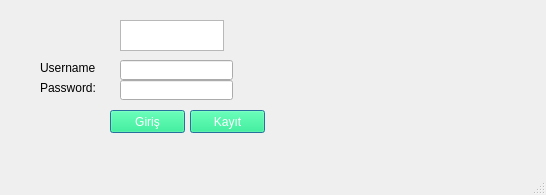
This is mainwindow.ui in furkankamer/BitcoinWallet as Qt 5 draws it before an edit. The edited form follows.
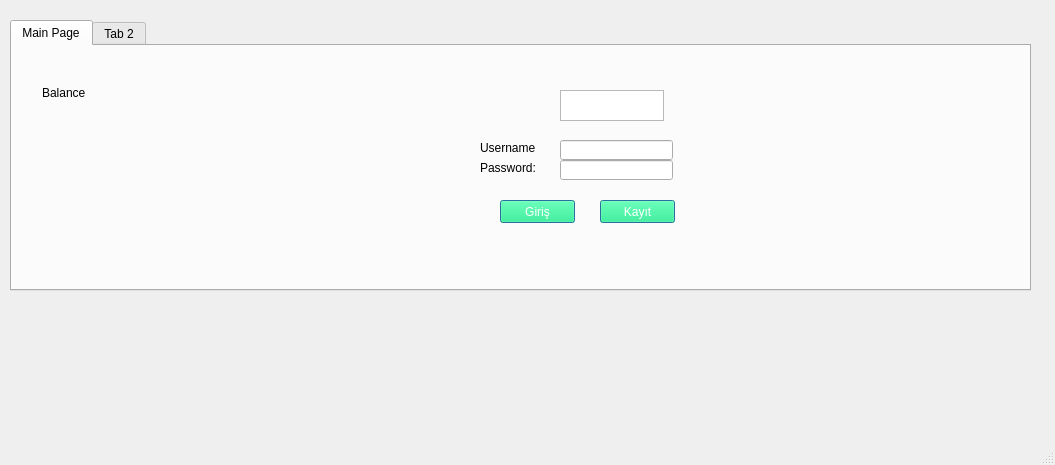
This is the edited form.

Commit message: signin signup

The edit to the form file:
```diff
--- a/mainwindow.ui
+++ b/mainwindow.ui
@@ -6,8 +6,8 @@
    <rect>
     <x>0</x>
     <y>0</y>
-    <width>546</width>
-    <height>195</height>
+    <width>1055</width>
+    <height>465</height>
    </rect>
   </property>
   <property name="windowTitle">
@@ -28,8 +28,8 @@
    <widget class="QPushButton" name="pushButton">
     <property name="geometry">
      <rect>
-      <x>110</x>
-      <y>110</y>
+      <x>500</x>
+      <y>200</y>
       <width>75</width>
       <height>23</height>
      </rect>
@@ -56,8 +56,8 @@
    <widget class="QPushButton" name="kayit">
     <property name="geometry">
      <rect>
-      <x>190</x>
-      <y>110</y>
+      <x>600</x>
+      <y>200</y>
       <width>75</width>
       <height>23</height>
      </rect>
@@ -84,8 +84,8 @@
    <widget class="QLabel" name="label">
     <property name="geometry">
      <rect>
-      <x>40</x>
-      <y>60</y>
+      <x>480</x>
+      <y>140</y>
       <width>71</width>
       <height>16</height>
      </rect>
@@ -97,8 +97,8 @@
    <widget class="QLineEdit" name="lineEdit">
     <property name="geometry">
      <rect>
-      <x>120</x>
-      <y>60</y>
+      <x>560</x>
+      <y>140</y>
       <width>113</width>
       <height>20</height>
      </rect>
@@ -107,8 +107,8 @@
    <widget class="QLabel" name="label_2">
     <property name="geometry">
      <rect>
-      <x>40</x>
-      <y>80</y>
+      <x>480</x>
+      <y>160</y>
       <width>71</width>
       <height>16</height>
      </rect>
@@ -120,8 +120,8 @@
    <widget class="QLineEdit" name="lineEdit_2">
     <property name="geometry">
      <rect>
-      <x>120</x>
-      <y>80</y>
+      <x>560</x>
+      <y>160</y>
       <width>113</width>
       <height>20</height>
      </rect>
@@ -133,8 +133,8 @@
     </property>
     <property name="geometry">
      <rect>
-      <x>120</x>
-      <y>20</y>
+      <x>560</x>
+      <y>90</y>
       <width>104</width>
       <height>31</height>
      </rect>
@@ -143,6 +143,60 @@
      <bool>false</bool>
     </property>
    </widget>
+   <widget class="QTabWidget" name="tabWidget">
+    <property name="geometry">
+     <rect>
+      <x>10</x>
+      <y>20</y>
+      <width>1021</width>
+      <height>271</height>
+     </rect>
+    </property>
+    <widget class="QWidget" name="tab">
+     <attribute name="title">
+      <string>Main Page</string>
+     </attribute>
+     <widget class="QLabel" name="Balance">
+      <property name="geometry">
+       <rect>
+        <x>30</x>
+        <y>40</y>
+        <width>47</width>
+        <height>14</height>
+       </rect>
+      </property>
+      <property name="text">
+       <string>Balance</string>
+      </property>
+     </widget>
+     <widget class="QLabel" name="BalanceText">
+      <property name="geometry">
+       <rect>
+        <x>80</x>
+        <y>40</y>
+        <width>47</width>
+        <height>14</height>
+       </rect>
+      </property>
+      <property name="text">
+       <string/>
+      </property>
+     </widget>
+    </widget>
+    <widget class="QWidget" name="tab_2">
+     <attribute name="title">
+      <string>Tab 2</string>
+     </attribute>
+    </widget>
+   </widget>
+   <zorder>tabWidget</zorder>
+   <zorder>pushButton</zorder>
+   <zorder>kayit</zorder>
+   <zorder>label</zorder>
+   <zorder>lineEdit</zorder>
+   <zorder>label_2</zorder>
+   <zorder>lineEdit_2</zorder>
+   <zorder>text</zorder>
   </widget>
   <widget class="QMenuBar" name="menubar">
    <property name="geometry">
```
Left out of the diff: 2 changed lines with no effect on the pictures. The commit also changes 2 other files.
